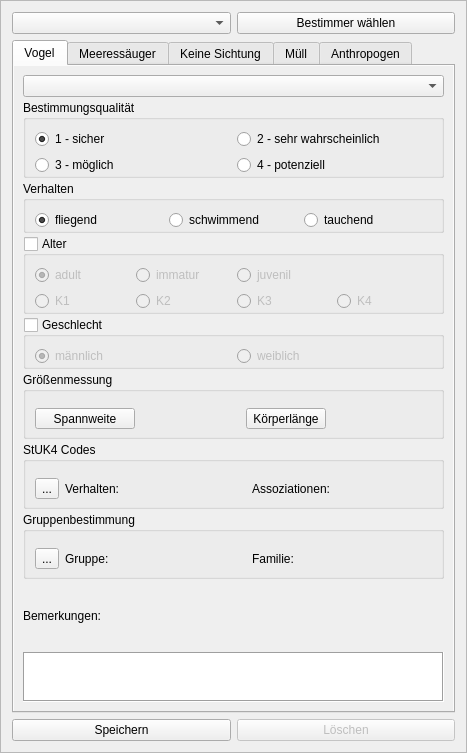
Before: the Qt Designer form widget_census.ui in ifaoe/2014-10-Bird-View, drawn with Qt 5.
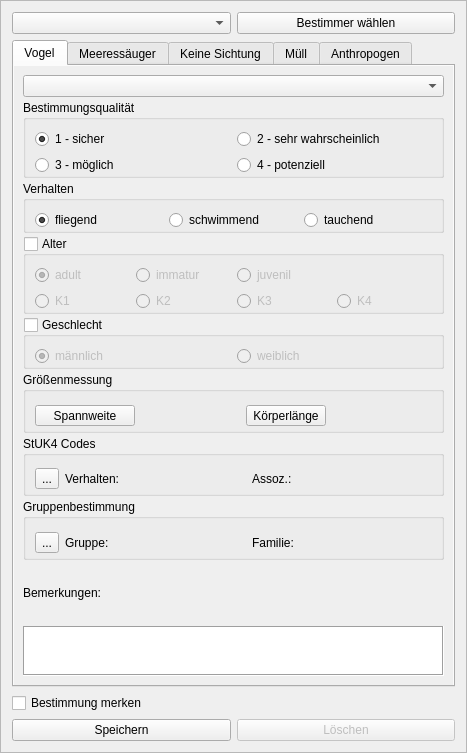
After: the same form once the commit is applied.

Commit message: Optimized loading if still in same image. Added: Possibility to save current census.

```diff
--- a/widget_census.ui
+++ b/widget_census.ui
@@ -30,7 +30,7 @@
      </property>
     </widget>
    </item>
-   <item row="2" column="1">
+   <item row="3" column="1">
     <widget class="QPushButton" name="btnDelete">
      <property name="enabled">
       <bool>false</bool>
@@ -508,7 +508,7 @@
           <item row="0" column="2">
            <widget class="QLabel" name="lblStuk4AssBird">
             <property name="text">
-             <string>Assoziationen:</string>
+             <string>Assoz.:</string>
             </property>
            </widget>
           </item>
@@ -1352,13 +1352,20 @@
      </widget>
     </widget>
    </item>
-   <item row="2" column="0">
+   <item row="3" column="0">
     <widget class="QPushButton" name="btnSave">
      <property name="text">
       <string>Speichern</string>
      </property>
     </widget>
    </item>
+   <item row="2" column="0">
+    <widget class="QCheckBox" name="chbSaveCensus">
+     <property name="text">
+      <string>Bestimmung merken</string>
+     </property>
+    </widget>
+   </item>
   </layout>
  </widget>
  <resources/>
```
The commit also changes 4 other files.
